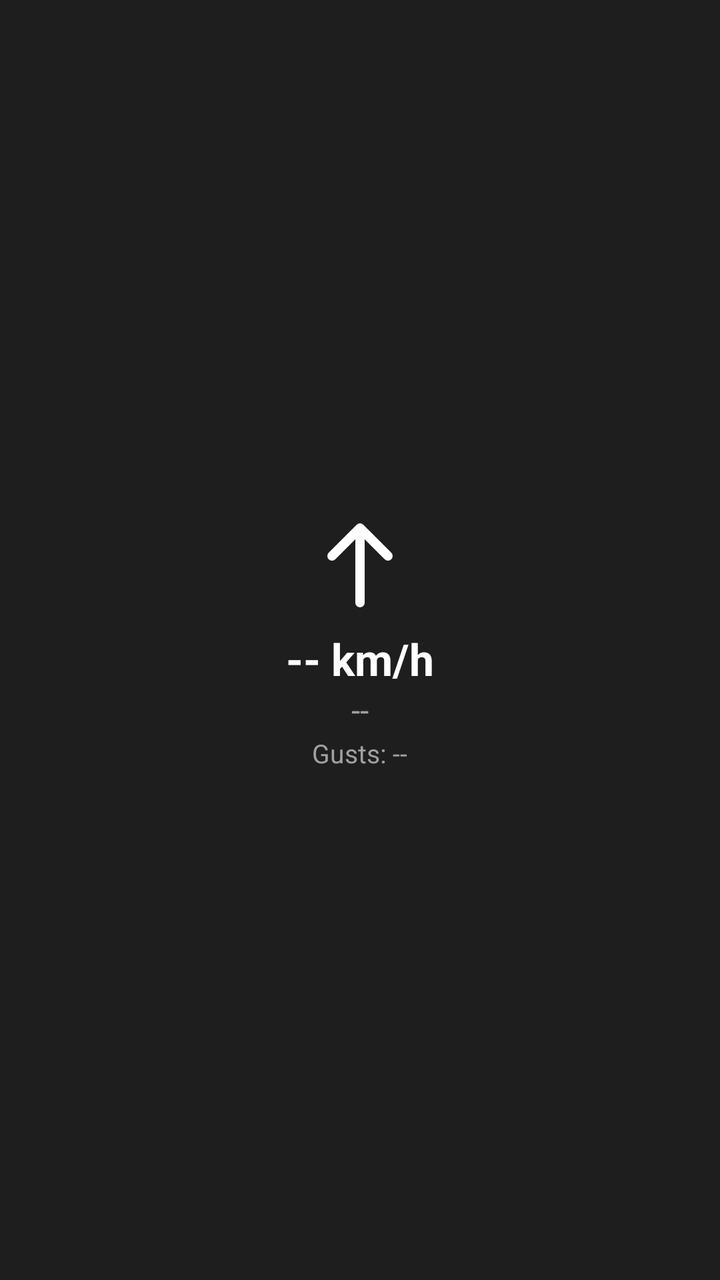
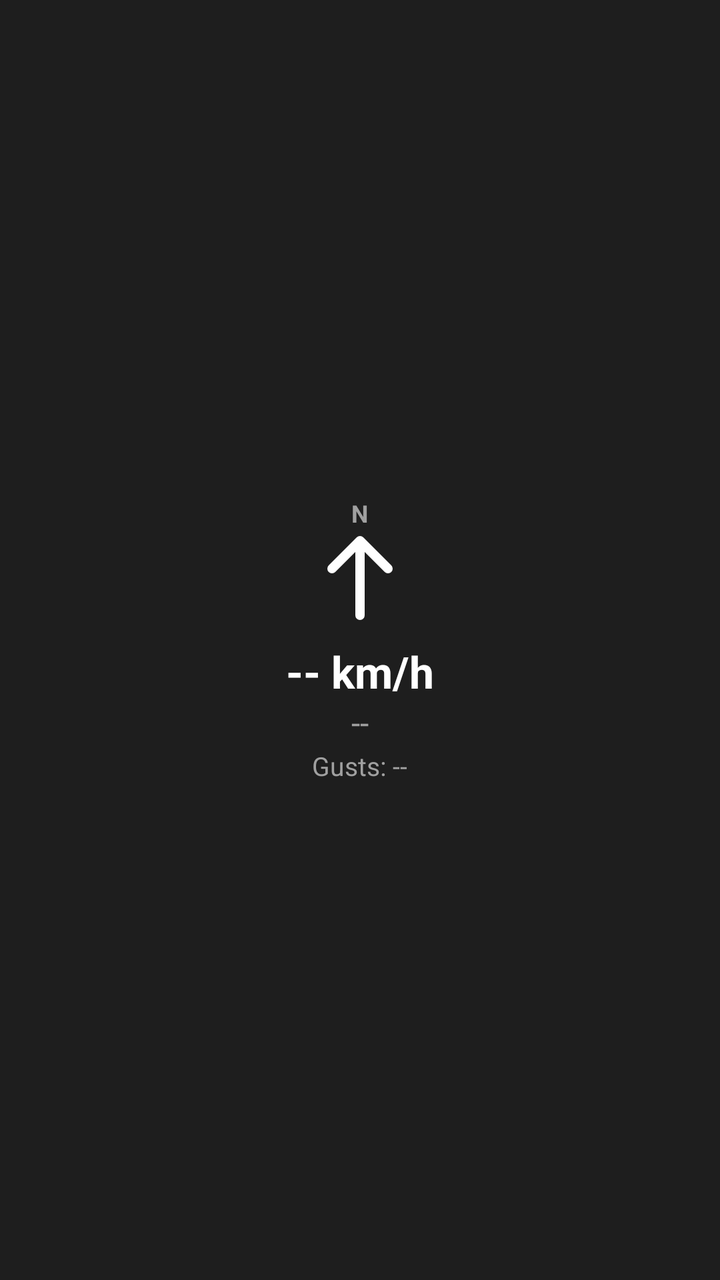

Compare the two renders of this Android layout. The source of the first and the diff that turns it into the second are given below.
<!-- AndroidManifest.xml: application theme AppTheme -->
<!-- res/layout/widget_kitely.xml -->
<?xml version="1.0" encoding="utf-8"?>
<LinearLayout xmlns:android="http://schemas.android.com/apk/res/android"
    android:id="@+id/widget_root"
    android:layout_width="match_parent"
    android:layout_height="match_parent"
    android:orientation="vertical"
    android:gravity="center"
    android:padding="12dp"
    android:background="#1E1E1E">

    <ImageView
        android:id="@+id/wind_arrow"
        android:layout_width="56dp"
        android:layout_height="56dp"
        android:src="@drawable/kitely_arrow"
        android:contentDescription="Wind direction arrow"
        android:layout_marginBottom="4dp"/>

    <TextView
        android:id="@+id/wind_speed"
        android:layout_width="wrap_content"
        android:layout_height="wrap_content"
        android:text="-- km/h"
        android:textColor="#FFFFFF"
        android:textSize="22sp"
        android:textStyle="bold"/>

    <TextView
        android:id="@+id/wind_direction"
        android:layout_width="wrap_content"
        android:layout_height="wrap_content"
        android:text="--"
        android:textColor="#A0A0A0"
        android:textSize="16sp"/>

    <TextView
        android:id="@+id/wind_gusts"
        android:layout_width="wrap_content"
        android:layout_height="wrap_content"
        android:text="Gusts: --"
        android:textColor="#A0A0A0"
        android:textSize="13sp"
        android:layout_marginTop="2dp"/>

</LinearLayout>
<!-- resources referenced by this layout -->
<resources>
  <!-- drawable kitely_arrow (drawable) -->
  <vector xmlns:android="http://schemas.android.com/apk/res/android"
      android:width="64dp"
      android:height="64dp"
      android:viewportWidth="24"
      android:viewportHeight="24">
  
      <path
          android:pathData="M12 20V4M12 4L6 10M12 4L18 10"
          android:strokeColor="#FFFFFF"
          android:strokeWidth="2"
          android:strokeLineCap="round"
          android:strokeLineJoin="round" />
  </vector>
  <style name="AppTheme" parent="Theme.AppCompat.Light.DarkActionBar">
          
          <item name="colorPrimary">@color/colorPrimary</item>
          <item name="colorPrimaryDark">@color/colorPrimaryDark</item>
          <item name="colorAccent">@color/colorAccent</item>
      </style>
</resources>

<!-- the commit's change to res/layout/widget_kitely.xml (unified diff, before → after) -->
@@ -8,6 +8,14 @@
     android:padding="12dp"
     android:background="#1E1E1E">
 
+    <TextView
+        android:layout_width="wrap_content"
+        android:layout_height="wrap_content"
+        android:text="N"
+        android:textColor="#A0A0A0"
+        android:textSize="12sp"
+        android:textStyle="bold"
+        android:layout_marginBottom="-4dp" />
     <ImageView
         android:id="@+id/wind_arrow"
         android:layout_width="56dp"
